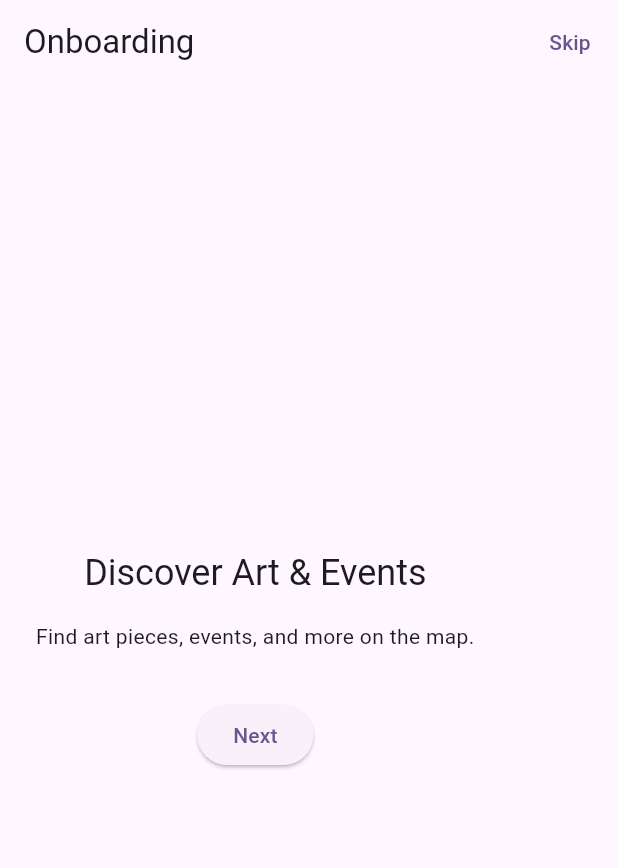
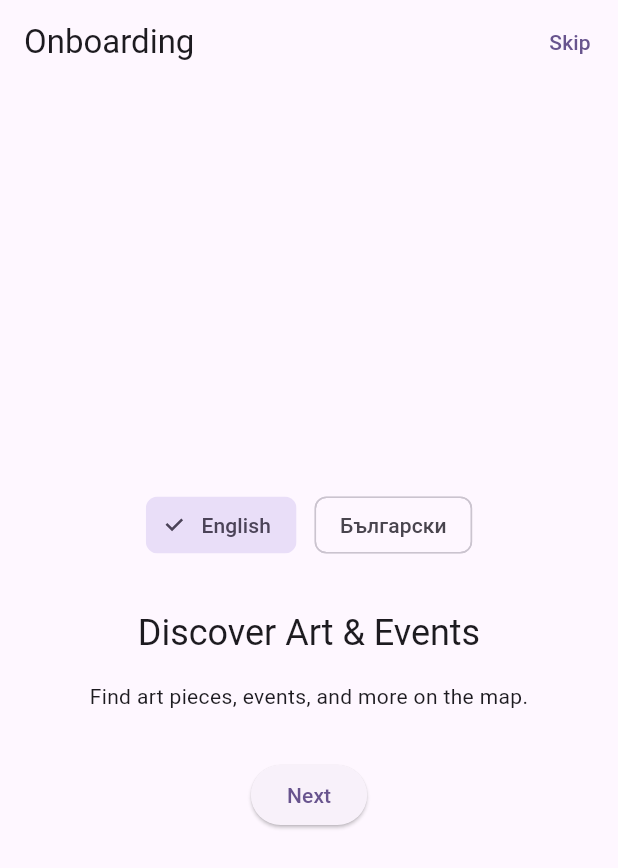
Before and after one commit to s4pun1s7/buna_app, a Flutter app: the screen it shows after launch, after a tap on "Next", on a phone screen of 412 x 824 dp. Shown: the top 868 px of the screen. Run offline on Flutter 3.47's test engine with Material 3 defaults, Android fonts, the phone set to English and light mode, and no system bars; our stand-ins replace firebase_auth, firebase_core, go_router, permission_handler; accounts and stored records are empty; network calls fail; statements that could not run were skipped.

Commit message:
v0.0.1 web

````diff
--- a/lib/app.dart
+++ b/lib/app.dart
@@ -1,4 +1,6 @@
 import 'package:flutter/material.dart';
+import 'package:flutter_localizations/flutter_localizations.dart';
+import 'package:buna_app/l10n/app_localizations.dart';
 import 'package:go_router/go_router.dart';
 import 'package:firebase_auth/firebase_auth.dart';
 import 'features/onboarding/onboarding_screen.dart';
@@ -110,16 +112,39 @@ class _LoggedInHome extends StatelessWidget {
   }
 }
 
-class BunaApp extends StatelessWidget {
+class BunaApp extends StatefulWidget {
   const BunaApp({super.key});
+
+  @override
+  State<BunaApp> createState() => _BunaAppState();
+}
+
+class _BunaAppState extends State<BunaApp> {
+  Locale? _locale;
+
+  void setLocale(Locale locale) {
+    setState(() {
+      _locale = locale;
+    });
+  }
 
   @override
   Widget build(BuildContext context) {
     return MaterialApp.router(
       title: 'Buna Festival',
+      debugShowCheckedModeBanner: false,
       routerConfig: _router,
+      locale: _locale,
+      supportedLocales: const [Locale('en'), Locale('bg')],
+      localizationsDelegates: const [
+        AppLocalizations.delegate,
+        GlobalMaterialLocalizations.delegate,
+        GlobalWidgetsLocalizations.delegate,
+        GlobalCupertinoLocalizations.delegate,
+      ],
       theme: ThemeData(
         colorScheme: ColorScheme.fromSeed(seedColor: Colors.deepPurple),
+        useMaterial3: true,
       ),
     );
   }
--- a/lib/features/onboarding/onboarding_screen.dart
+++ b/lib/features/onboarding/onboarding_screen.dart
@@ -10,6 +10,7 @@ class OnboardingScreen extends StatefulWidget {
 
 class _OnboardingScreenState extends State<OnboardingScreen> {
   int _pageIndex = 0;
+  String _selectedLanguage = 'en';
   final List<String> _titles = [
     'Welcome to Buna Festival',
     'Discover Art & Events',
@@ -31,6 +32,13 @@ class _OnboardingScreenState extends State<OnboardingScreen> {
 
   void _skip() => context.go('/home');
 
+  void _selectLanguage(String lang) {
+    setState(() {
+      _selectedLanguage = lang;
+      // TODO: Set app locale globally
+    });
+  }
+
   @override
   Widget build(BuildContext context) {
     return Scaffold(
@@ -46,6 +54,24 @@ class _OnboardingScreenState extends State<OnboardingScreen> {
         child: Column(
           mainAxisAlignment: MainAxisAlignment.center,
           children: [
+            // Language selection at the top, centered
+            Row(
+              mainAxisAlignment: MainAxisAlignment.center,
+              children: [
+                ChoiceChip(
+                  label: const Text('English'),
+                  selected: _selectedLanguage == 'en',
+                  onSelected: (_) => _selectLanguage('en'),
+                ),
+                const SizedBox(width: 12),
+                ChoiceChip(
+                  label: const Text('Български'),
+                  selected: _selectedLanguage == 'bg',
+                  onSelected: (_) => _selectLanguage('bg'),
+                ),
+              ],
+            ),
+            const SizedBox(height: 32),
             Text(
               _titles[_pageIndex],
               style: Theme.of(context).textTheme.headlineSmall,
--- /dev/null
+++ b/lib/l10n/app_localizations.dart
@@ -0,0 +1,201 @@
+import 'dart:async';
+
+import 'package:flutter/foundation.dart';
+import 'package:flutter/widgets.dart';
+import 'package:flutter_localizations/flutter_localizations.dart';
+import 'package:intl/intl.dart' as intl;
+
+import 'app_localizations_bg.dart';
+import 'app_localizations_en.dart';
+
+// ignore_for_file: type=lint
+
+/// Callers can lookup localized strings with an instance of AppLocalizations
+/// returned by `AppLocalizations.of(context)`.
+///
+/// Applications need to include `AppLocalizations.delegate()` in their app's
+/// `localizationDelegates` list, and the locales they support in the app's
+/// `supportedLocales` list. For example:
+///
+/// ```dart
+/// import 'l10n/app_localizations.dart';
+///
+/// return MaterialApp(
+///   localizationsDelegates: AppLocalizations.localizationsDelegates,
+///   supportedLocales: AppLocalizations.supportedLocales,
+///   home: MyApplicationHome(),
+/// );
+/// ```
+///
+/// ## Update pubspec.yaml
+///
+/// Please make sure to update your pubspec.yaml to include the following
+/// packages:
+///
+/// ```yaml
+/// dependencies:
+///   # Internationalization support.
+///   flutter_localizations:
+///     sdk: flutter
+///   intl: any # Use the pinned version from flutter_localizations
+///
+///   # Rest of dependencies
+/// ```
+///
+/// ## iOS Applications
+///
+/// iOS applications define key application metadata, including supported
+/// locales, in an Info.plist file that is built into the application bundle.
+/// To configure the locales supported by your app, you’ll need to edit this
+/// file.
+///
+/// First, open your project’s ios/Runner.xcworkspace Xcode workspace file.
+/// Then, in the Project Navigator, open the Info.plist file under the Runner
+/// project’s Runner folder.
+///
+/// Next, select the Information Property List item, select Add Item from the
+/// Editor menu, then select Localizations from the pop-up menu.
+///
+/// Select and expand the newly-created Localizations item then, for each
+/// locale your application supports, add a new item and select the locale
+/// you wish to add from the pop-up menu in the Value field. This list should
+/// be consistent with the languages listed in the AppLocalizations.supportedLocales
+/// property.
+abstract class AppLocalizations {
+  AppLocalizations(String locale) : localeName = intl.Intl.canonicalizedLocale(locale.toString());
+
+  final String localeName;
+
+  static AppLocalizations? of(BuildContext context) {
+    return Localizations.of<AppLocalizations>(context, AppLocalizations);
+  }
+
+  static const LocalizationsDelegate<AppLocalizations> delegate = _AppLocalizationsDelegate();
+
+  /// A list of this localizations delegate along with the default localizations
+  /// delegates.
+  ///
+  /// Returns a list of localizations delegates containing this delegate along with
+  /// GlobalMaterialLocalizations.delegate, GlobalCupertinoLocalizations.delegate,
+  /// and GlobalWidgetsLocalizations.delegate.
+  ///
+  /// Additional delegates can be added by appending to this list in
+  /// MaterialApp. This list does not have to be used at all if a custom list
+  /// of delegates is preferred or required.
+  static const List<LocalizationsDelegate<dynamic>> localizationsDelegates = <LocalizationsDelegate<dynamic>>[
+    delegate,
+    GlobalMaterialLocalizations.delegate,
+    GlobalCupertinoLocalizations.delegate,
+    GlobalWidgetsLocalizations.delegate,
+  ];
+
+  /// A list of this localizations delegate's supported locales.
+  static const List<Locale> supportedLocales = <Locale>[
+    Locale('bg'),
+    Locale('en')
+  ];
+
+  /// No description provided for @appTitle.
+  ///
+  /// In en, this message translates to:
+  /// **'Buna Festival'**
+  String get appTitle;
+
+  /// No description provided for @onboardingTitle1.
+  ///
+  /// In en, this message translates to:
+  /// **'Welcome to Buna Festival'**
+  String get onboardingTitle1;
+
+  /// No description provided for @onboardingTitle2.
+  ///
+  /// In en, this message translates to:
+  /// **'Discover Art & Events'**
+  String get onboardingTitle2;
+
+  /// No description provided for @onboardingTitle3.
+  ///
+  /// In en, this message translates to:
+  /// **'Personalize Your Experience'**
+  String get onboardingTitle3;
+
+  /// No description provided for @onboardingDesc1.
+  ///
+  /// In en, this message translates to:
+  /// **'Explore the festival, artists, and venues.'**
+  String get onboardingDesc1;
+
+  /// No description provided for @onboardingDesc2.
+  ///
+  /// In en, this message translates to:
+  /// **'Find art pieces, events, and more on the map.'**
+  String get onboardingDesc2;
+
+  /// No description provided for @onboardingDesc3.
+  ///
+  /// In en, this message translates to:
+  /// **'Bookmark favorites, set reminders, and get news.'**
+  String get onboardingDesc3;
+
+  /// No description provided for @onboardingSkip.
+  ///
+  /// In en, this message translates to:
+  /// **'Skip'**
+  String get onboardingSkip;
+
+  /// No description provided for @onboardingNext.
+  ///
+  /// In en, this message translates to:
+  /// **'Next'**
+  String get onboardingNext;
+
+  /// No description provided for @onboardingDone.
+  ///
+  /// In en, this message translates to:
+  /// **'Done'**
+  String get onboardingDone;
+
+  /// No description provided for @languageEnglish.
+  ///
+  /// In en, this message translates to:
+  /// **'English'**
+  String get languageEnglish;
+
+  /// No description provided for @languageBulgarian.
+  ///
+  /// In en, this message translates to:
+  /// **'Bulgarian'**
+  String get languageBulgarian;
+}
+
+class _AppLocalizationsDelegate extends LocalizationsDelegate<AppLocalizations> {
+  const _AppLocalizationsDelegate();
+
+  @override
+  Future<AppLocalizations> load(Locale locale) {
+    return SynchronousFuture<AppLocalizations>(lookupAppLocalizations(locale));
+  }
+
+  @override
+  bool isSupported(Locale locale) => <String>['bg', 'en'].contains(locale.languageCode);
+
+  @override
+  bool shouldReload(_AppLocalizationsDelegate old) => false;
+}
+
+AppLocalizations lookupAppLocalizations(Locale locale) {
+
+
+  // Lookup logic when only language code is specified.
+  switch (locale.languageCode) {
+    case 'bg': return AppLocalizationsBg();
+    case 'en': return AppLocalizationsEn();
+  }
+
+  throw FlutterError(
+    'AppLocalizations.delegate failed to load unsupported locale "$locale". This is likely '
+    'an issue with the localizations generation tool. Please file an issue '
+    'on GitHub with a reproducible sample app and the gen-l10n configuration '
+    'that was used.'
+  );
+}
--- a/lib/main.dart
+++ b/lib/main.dart
@@ -1,12 +1,41 @@
 import 'package:flutter/material.dart';
 import 'package:firebase_core/firebase_core.dart';
 import 'package:firebase_auth/firebase_auth.dart';
+import 'package:permission_handler/permission_handler.dart';
+import 'package:flutter/foundation.dart' show kIsWeb;
 import 'app.dart';
+
+Future<void> requestFestivalPermissions() async {
+  if (!kIsWeb) {
+    // Request camera permission
+    await Permission.camera.request();
+    // Request location permission
+    await Permission.locationWhenInUse.request();
+    // Request notification permission (Android 13+)
+    await Permission.notification.request();
+  }
+}
 
 void main() async {
   WidgetsFlutterBinding.ensureInitialized();
-  await Firebase.initializeApp();
+  if (kIsWeb) {
+    await Firebase.initializeApp(
+      options: const FirebaseOptions(
+        apiKey: 'AIzaSyD2xqxPjbnA6t-TFsn2pNAuy1VHDOK4l-0',
+        authDomain: 'buna-app-4e064.firebaseapp.com',
+        projectId: 'buna-app-4e064',
+        storageBucket: 'buna-app-4e064.firebasestorage.app',
+        messagingSenderId: '177152010877',
+        appId: '1:177152010877:web:96f0625f1a29a0bc825f14',
+        measurementId: 'G-3XR3FVMHZY',
+      ),
+    );
+  } else {
+    await Firebase.initializeApp();
+  }
   // Anonymous sign-in for development
   await FirebaseAuth.instance.signInAnonymously();
+  // Request permissions at app start (customize as needed)
+  await requestFestivalPermissions();
   runApp(const BunaApp());
 }
--- a/pubspec.yaml
+++ b/pubspec.yaml
@@ -17,7 +17,7 @@ publish_to: 'none' # Remove this line if you wish to publish to pub.dev
 # https://developer.apple.com/library/archive/documentation/General/Reference/InfoPlistKeyReference/Articles/CoreFoundationKeys.html
 # In Windows, build-name is used as the major, minor, and patch parts
 # of the product and file versions while build-number is used as the build suffix.
-version: 1.0.0+1
+version: 0.0.1+1
 
 environment:
   sdk: ">=3.8.0 <4.0.0"
@@ -43,6 +43,7 @@ dependencies:
   shared_preferences: any
   intl: any
   url_launcher: any
+  permission_handler: ^11.3.1
   # ar_flutter_plugin is commented out due to frequent compatibility issues. Uncomment and set a version if needed.
   # ar_flutter_plugin: any
 
@@ -62,6 +63,7 @@ dev_dependencies:
 
 # The following section is specific to Flutter packages.
 flutter:
+  generate: true
 
   # The following line ensures that the Material Icons font is
   # included with your application, so that you can use the icons in
````
Also changed, not shown: lib/l10n/app_bg.arb (added, +14 -0 lines), lib/l10n/app_en.arb (added, +14 -0 lines), lib/l10n/app_localizations_bg.dart (added, +46 -0 lines), lib/l10n/app_localizations_en.dart (added, +46 -0 lines), 11 other files.
